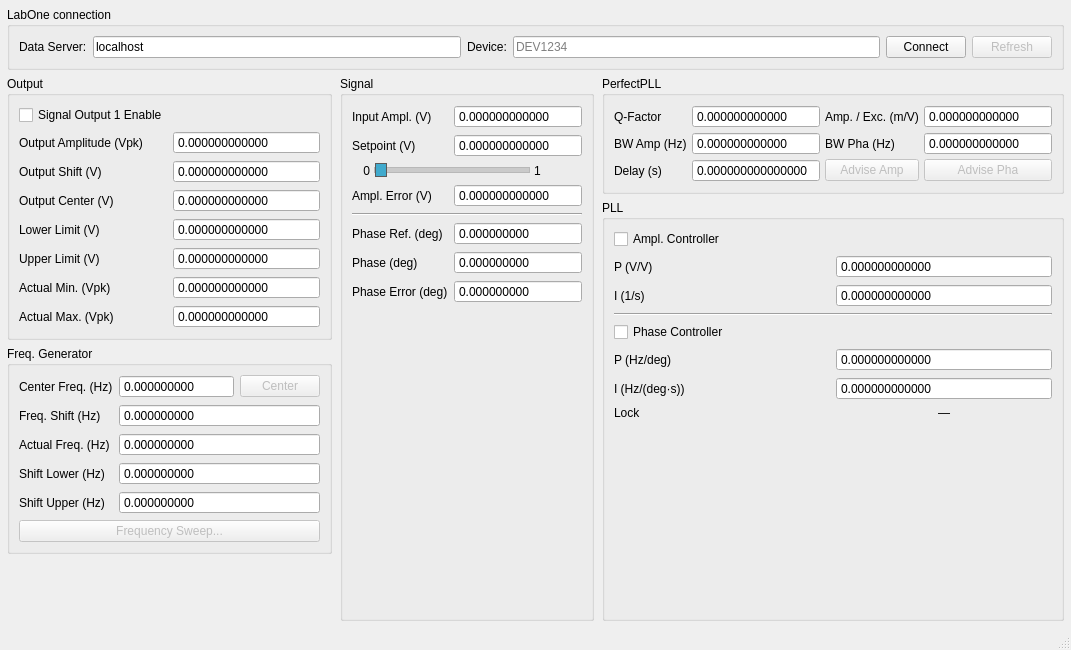
Above: mfli_oscillation_control_v0.ui from S73f4n/zhinstafm before the change. Below: the same form after it.
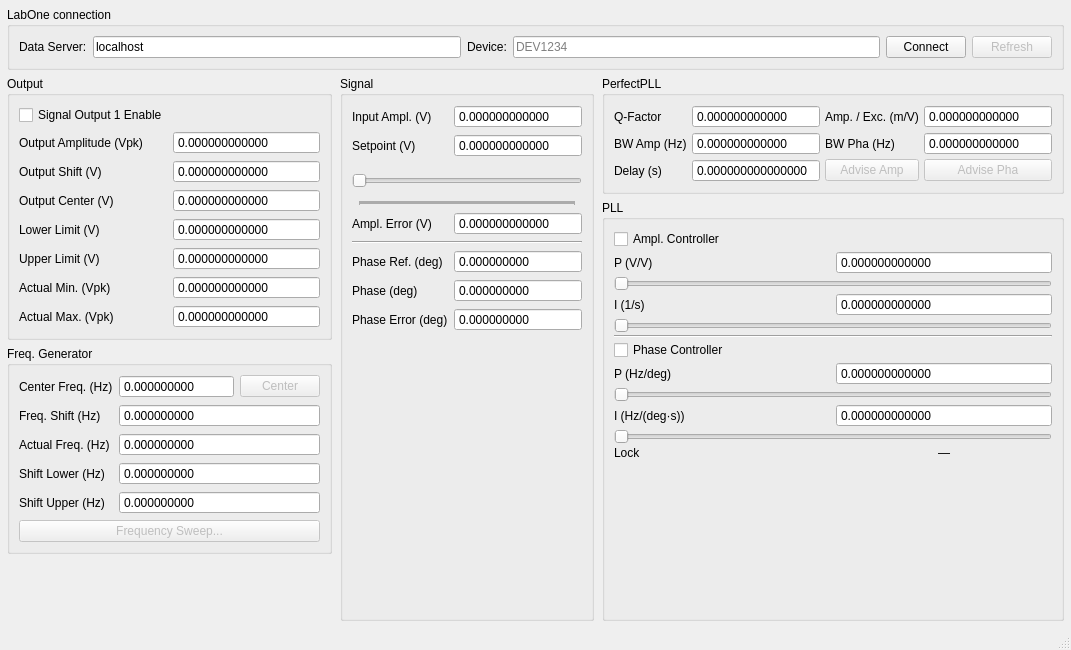
That is the form after the change. Custom widgets are drawn as their Qt base class.

Commit message: nice sliders

```diff
--- a/mfli_oscillation_control_v0.ui
+++ b/mfli_oscillation_control_v0.ui
@@ -539,69 +539,23 @@
          </item>
          <item row="2" column="0" colspan="2">
           <widget class="QWidget" name="ampSetpointSliderWidget" native="true">
-           <layout class="QHBoxLayout" name="ampSetpointSliderLayout">
-            <property name="leftMargin">
-             <number>0</number>
-            </property>
-            <property name="topMargin">
-             <number>0</number>
-            </property>
-            <property name="rightMargin">
-             <number>0</number>
-            </property>
-            <property name="bottomMargin">
-             <number>0</number>
-            </property>
-            <property name="spacing">
-             <number>4</number>
-            </property>
+           <layout class="QVBoxLayout" name="ampSetpointSliderLayout">
+            <property name="leftMargin"><number>0</number></property>
+            <property name="topMargin"><number>0</number></property>
+            <property name="rightMargin"><number>0</number></property>
+            <property name="bottomMargin"><number>0</number></property>
+            <property name="spacing"><number>0</number></property>
             <item>
-             <widget class="QLabel" name="ampSetpointSliderMin">
+             <widget class="NanonisSlider" name="ampSetpointSlider">
               <property name="minimumSize">
-               <size><width>18</width><height>0</height></size>
+               <size><width>0</width><height>43</height></size>
               </property>
-              <property name="text">
-               <string>0</string>
-              </property>
-              <property name="alignment">
-               <set>Qt::AlignRight|Qt::AlignTrailing|Qt::AlignVCenter</set>
-              </property>
-             </widget>
-            </item>
-            <item>
-             <widget class="QSlider" name="ampSetpointSlider">
-              <property name="minimum">
-               <number>0</number>
-              </property>
-              <property name="maximum">
-               <number>100000</number>
-              </property>
-              <property name="value">
-               <number>0</number>
-              </property>
-              <property name="orientation">
-               <enum>Qt::Horizontal</enum>
-              </property>
-              <property name="tracking">
-               <bool>true</bool>
-              </property>
-              <property name="styleSheet">
-               <string notr="true">QSlider::groove:horizontal { height: 4px; background: palette(midlight); border: 1px solid palette(mid); }
-QSlider::handle:horizontal { width: 10px; margin: -5px 0; background: rgb(64, 170, 205); border: 1px solid rgb(90, 90, 90); }</string>
-              </property>
-             </widget>
-            </item>
-            <item>
-             <widget class="QLabel" name="ampSetpointSliderMax">
-              <property name="minimumSize">
-               <size><width>48</width><height>0</height></size>
-              </property>
-              <property name="text">
-               <string>1</string>
-              </property>
-              <property name="alignment">
-               <set>Qt::AlignLeft|Qt::AlignVCenter</set>
-              </property>
+              <property name="minimum"><number>0</number></property>
+              <property name="maximum"><number>100000</number></property>
+              <property name="value"><number>0</number></property>
+              <property name="orientation"><enum>Qt::Horizontal</enum></property>
+              <property name="tracking"><bool>true</bool></property>
+              <property name="tickPosition"><enum>QSlider::TicksBelow</enum></property>
              </widget>
             </item>
            </layout>
@@ -870,6 +824,8 @@
             <string>PLL</string>
            </property>
            <layout class="QGridLayout" name="pllGrid">
+            <property name="horizontalSpacing"><number>6</number></property>
+            <property name="verticalSpacing"><number>2</number></property>
             <item row="0" column="0" colspan="2">
              <widget class="QCheckBox" name="ampEnable">
               <property name="text">
@@ -903,57 +859,55 @@
               </property>
              </widget>
             </item>
-            <item row="2" column="0">
+            <item row="2" column="0" colspan="2">
+             <widget class="NanonisSlider" name="ampPSlider">
+              <property name="minimumHeight"><number>43</number></property>
+              <property name="orientation"><enum>Qt::Horizontal</enum></property>
+             </widget>
+            </item>
+            <item row="3" column="0">
              <widget class="QLabel" name="ampILabel">
               <property name="text">
                <string>I (1/s)</string>
               </property>
              </widget>
             </item>
-            <item row="2" column="1">
+            <item row="3" column="1">
              <widget class="NanonisSpinBox" name="ampI">
-              <property name="minimum">
-               <double>-1000000000000</double>
-              </property>
-              <property name="maximum">
-               <double>1000000000000</double>
-              </property>
-              <property name="decimals">
-               <number>12</number>
-              </property>
-              <property name="keyboardTracking">
-               <bool>false</bool>
-              </property>
-              <property name="buttonSymbols">
-               <enum>QAbstractSpinBox::NoButtons</enum>
-              </property>
-             </widget>
-            </item>
-            <item row="3" column="0" colspan="2">
-             <widget class="QFrame" name="pllLine">
-              <property name="frameShape">
-               <enum>QFrame::HLine</enum>
-              </property>
-              <property name="frameShadow">
-               <enum>QFrame::Sunken</enum>
-              </property>
+              <property name="minimum"><double>-1000000000000</double></property>
+              <property name="maximum"><double>1000000000000</double></property>
+              <property name="decimals"><number>12</number></property>
+              <property name="keyboardTracking"><bool>false</bool></property>
+              <property name="buttonSymbols"><enum>QAbstractSpinBox::NoButtons</enum></property>
              </widget>
             </item>
             <item row="4" column="0" colspan="2">
+             <widget class="NanonisSlider" name="ampISlider">
+              <property name="minimumHeight"><number>43</number></property>
+              <property name="orientation"><enum>Qt::Horizontal</enum></property>
+             </widget>
+            </item>
+            <item row="5" column="0" colspan="2">
+             <widget class="QFrame" name="pllLine">
+              <property name="frameShape"><enum>QFrame::HLine</enum></property>
+              <property name="frameShadow"><enum>QFrame::Sunken</enum></property>
+             </widget>
+            </item>
+            <item row="6" column="0" colspan="2">
              <widget class="QCheckBox" name="phaseEnable">
               <property name="text">
                <string>Phase Controller</string>
               </property>
              </widget>
             </item>
-            <item row="5" column="0">
+            <item row="7" column="0">
              <widget class="QLabel" name="phasePLabel">
               <property name="text">
                <string>P (Hz/deg)</string>
               </property>
              </widget>
             </item>
-            <item row="5" column="1">
+            <item row="7" column="1">
              <widget class="NanonisSpinBox" name="phaseP">
               <property name="minimum">
                <double>-1000000000</double>
@@ -972,14 +926,20 @@
               </property>
              </widget>
             </item>
-            <item row="6" column="0">
+            <item row="8" column="0" colspan="2">
+             <widget class="NanonisSlider" name="phasePSlider">
+              <property name="minimumHeight"><number>43</number></property>
+              <property name="orientation"><enum>Qt::Horizontal</enum></property>
+             </widget>
+            </item>
+            <item row="9" column="0">
              <widget class="QLabel" name="phaseILabel">
               <property name="text">
                <string>I (Hz/(deg·s))</string>
               </property>
              </widget>
             </item>
-            <item row="6" column="1">
+            <item row="9" column="1">
              <widget class="NanonisSpinBox" name="phaseI">
               <property name="minimum">
                <double>-1000000000000</double>
@@ -998,14 +958,20 @@
               </property>
              </widget>
             </item>
-            <item row="7" column="0">
+            <item row="10" column="0" colspan="2">
+             <widget class="NanonisSlider" name="phaseISlider">
+              <property name="minimumHeight"><number>43</number></property>
+              <property name="orientation"><enum>Qt::Horizontal</enum></property>
+             </widget>
+            </item>
+            <item row="11" column="0">
              <widget class="QLabel" name="phaseLockTitle">
               <property name="text">
                <string>Lock</string>
               </property>
              </widget>
             </item>
-            <item row="7" column="1">
+            <item row="11" column="1">
              <widget class="QLabel" name="phaseLockValue">
               <property name="text">
                <string>—</string>
@@ -1015,16 +981,13 @@
               </property>
              </widget>
             </item>
-            <item row="8" column="0" colspan="2">
+            <item row="12" column="0" colspan="2">
              <spacer name="pllSpacer">
               <property name="orientation">
                <enum>Qt::Vertical</enum>
               </property>
               <property name="sizeHint">
-               <size>
-                <width>20</width>
-                <height>180</height>
-               </size>
+               <size><width>20</width><height>20</height></size>
               </property>
              </spacer>
             </item>
@@ -1046,6 +1009,11 @@
    <extends>QDoubleSpinBox</extends>
    <header>nanonis_spinbox.py</header>
   </customwidget>
+  <customwidget>
+   <class>NanonisSlider</class>
+   <extends>QSlider</extends>
+   <header>nanonis_spinbox.py</header>
+  </customwidget>
  </customwidgets>
  <resources />
  <connections />
```
Left out of the diff: 100 changed lines with no effect on the pictures. The commit also changes 2 other files.
